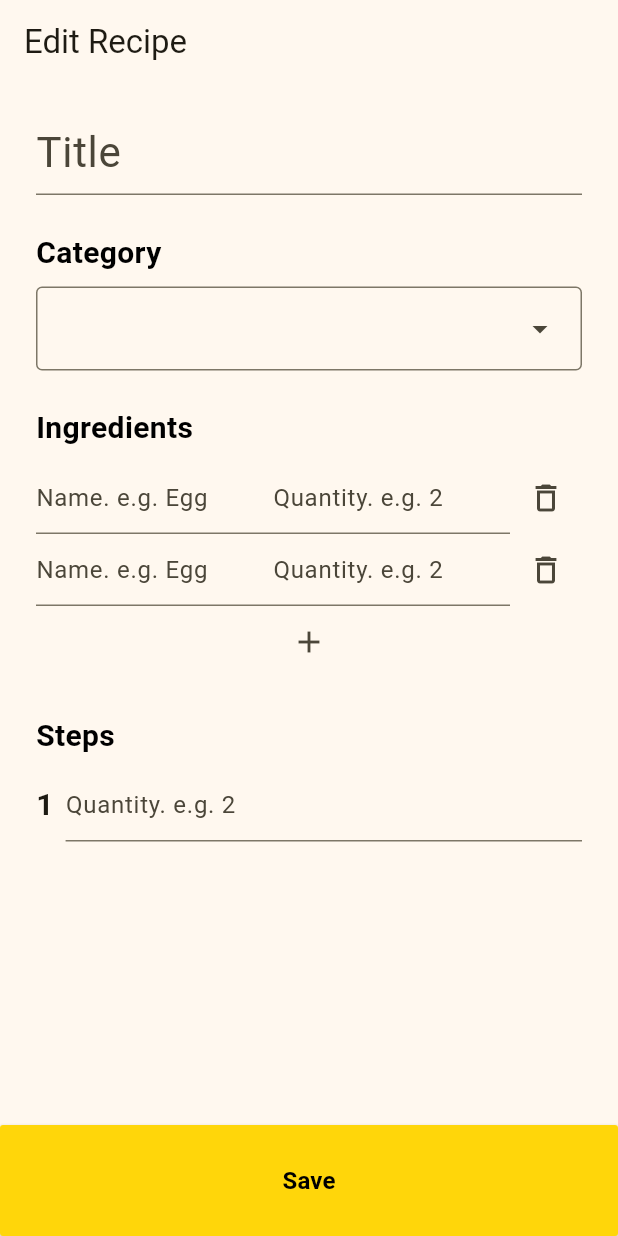
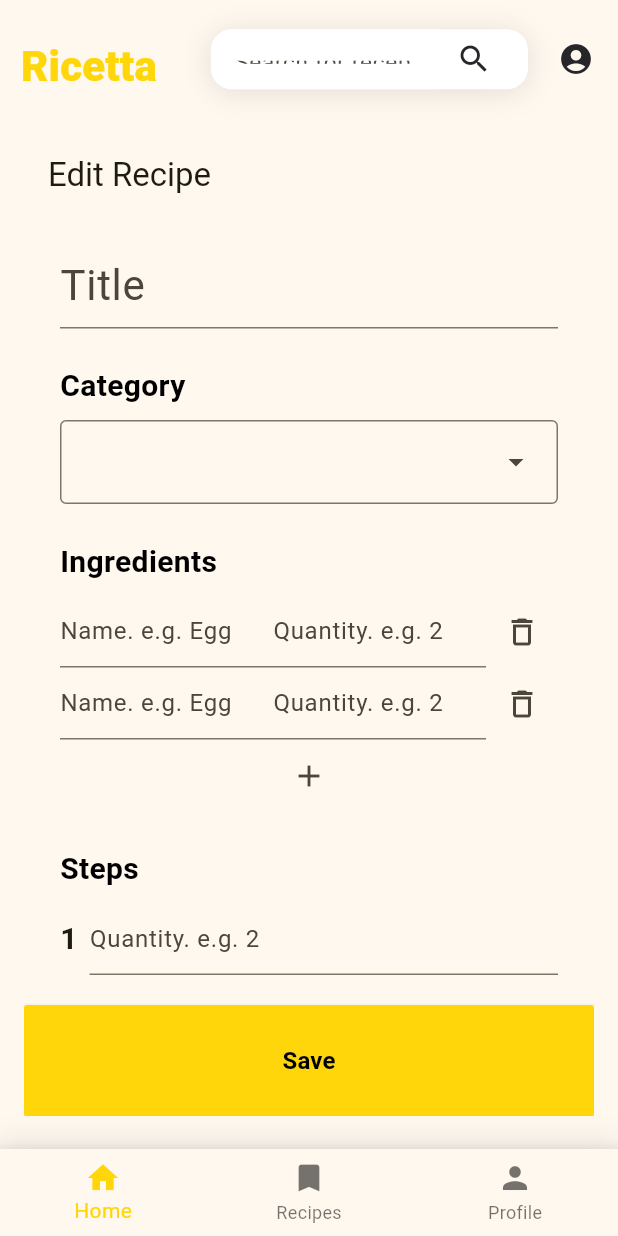
Before and after one commit to yzzhuo/Ricetta, a Flutter app: the RecipeEditScreen screen opened by its route, on a phone screen of 412 x 824 dp. Run offline on Flutter 3.47's test engine with Material 3 defaults, Android fonts, the phone set to English and light mode, and no system bars; our stand-ins replace cloud_firestore, firebase_auth, firebase_core, firebase_storage, flutter_riverpod, go_router; accounts and stored records are empty; Roboto replaces fonts that are missing (Arial Black); statements that could not run were skipped.

Commit message:
fix: fix navigation selected status

```diff
--- a/lib/routes/router.dart
+++ b/lib/routes/router.dart
@@ -9,23 +9,18 @@ import '../screens/signup_screen.dart';
 import '../screens/setting_screen.dart';
 import 'package:Ricetta/screens/recipe_edit_screen.dart';
 
-final router = GoRouter(
-  routes: [
-    GoRoute(
-        path: '/',
-        builder: (context, state) => Layout(child: const HomeScreen())),
+final router = GoRouter(routes: [
+  ShellRoute(builder: (context, state, child) => Layout(child: child), routes: [
+    GoRoute(path: '/', builder: (context, state) => const HomeScreen()),
     GoRoute(
         path: '/recipe/edit', builder: (context, state) => RecipeEditScreen()),
     GoRoute(
         path: '/recipe/:recipeId',
-        builder: (context, state) => Layout(
-            child: RecipeDetailScreen(
-                recipeId: state.pathParameters['recipeId'] ?? ''))),
+        builder: (context, state) => RecipeDetailScreen(
+            recipeId: state.pathParameters['recipeId'] ?? '')),
     GoRoute(
       path: '/category',
-      builder: (context, state) => Layout(
-        child: const RecipeCategoryScreen(),
-      ),
+      builder: (context, state) => const RecipeCategoryScreen(),
     ),
     GoRoute(
         path: '/recipes',
@@ -33,16 +28,14 @@ final router = GoRouter(
           final categoryId = state.uri.queryParameters['categoryId'] ?? '';
           final searchName = state.uri.queryParameters['search'] ?? '';
 
-          return Layout(
-              child: RecipeCategoryDetailScreen(
+          return RecipeCategoryDetailScreen(
             categoryId: categoryId,
             searchName: searchName,
-          ));
+          );
         }),
-    GoRoute(
-        path: '/profile', builder: (context, state) => const ProfileScreen()),
-    GoRoute(path: '/signup', builder: (context, state) => const SignupScreen()),
-    GoRoute(
-        path: '/settings', builder: (context, state) => const SettingScreen()),
-  ],
-);
+  ]),
+  GoRoute(path: '/profile', builder: (context, state) => const ProfileScreen()),
+  GoRoute(path: '/signup', builder: (context, state) => const SignupScreen()),
+  GoRoute(
+      path: '/settings', builder: (context, state) => const SettingScreen()),
+]);
--- a/lib/widgets/layout.dart
+++ b/lib/widgets/layout.dart
@@ -24,7 +24,7 @@ class _LayoutState extends ConsumerState<Layout> {
   int _selectedIndex = 0;
   final options = [
     NavigateOption(name: 'Home', icon: Icons.home, path: '/'),
-    NavigateOption(name: 'Saved', icon: Icons.bookmark, path: '/recipes'),
+    NavigateOption(name: 'Recipes', icon: Icons.bookmark, path: '/recipes'),
     NavigateOption(name: 'Profile', icon: Icons.person, path: '/profile'),
   ];
 
```
